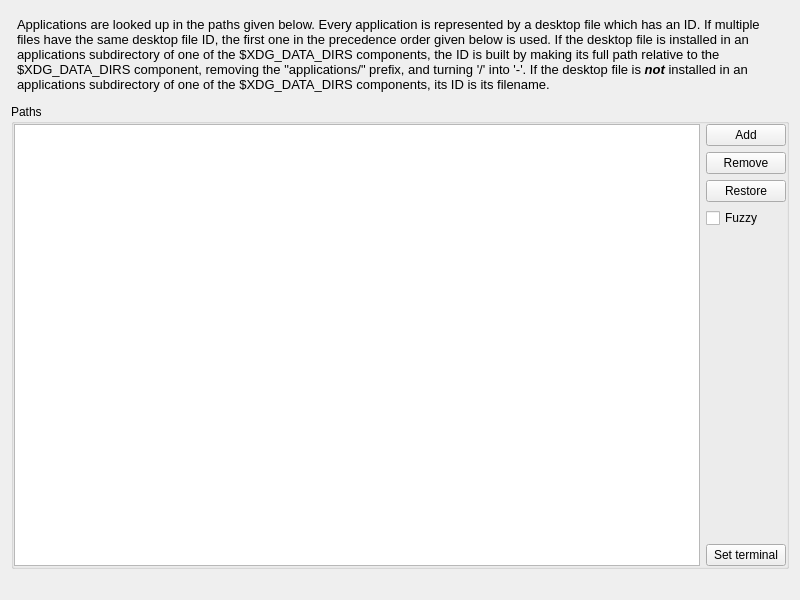
albertlauncher/albert, file src/plugins/applications/configwidget.ui: the form before one commit.
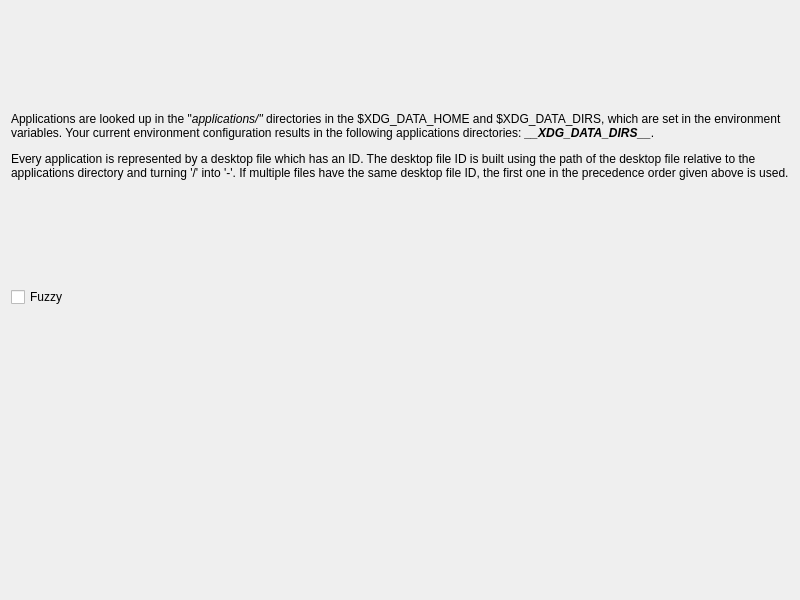
The form after the commit.

Commit message: Use standard paths for applications. Use unique ids. Closes #276.

What changed in the file:
```diff
--- a/src/plugins/applications/configwidget.ui
+++ b/src/plugins/applications/configwidget.ui
@@ -13,26 +13,16 @@
   <layout class="QVBoxLayout" name="verticallayout_2">
    <item>
     <layout class="QHBoxLayout" name="horizontalLayout">
-     <property name="leftMargin">
-      <number>6</number>
-     </property>
-     <property name="topMargin">
-      <number>6</number>
-     </property>
-     <property name="rightMargin">
-      <number>6</number>
-     </property>
-     <property name="bottomMargin">
-      <number>6</number>
-     </property>
      <item>
       <widget class="QLabel" name="label">
        <property name="text">
         <string>&lt;!DOCTYPE HTML PUBLIC &quot;-//W3C//DTD HTML 4.0//EN&quot; &quot;http://www.w3.org/TR/REC-html40/strict.dtd&quot;&gt;
-&lt;html&gt;&lt;head&gt;&lt;meta name=&quot;qrichtext&quot; content=&quot;1&quot; /&gt;&lt;style type=&quot;text/css&quot;&gt;
-p, li { white-space: pre-wrap; }
-&lt;/style&gt;&lt;/head&gt;&lt;body style=&quot; font-family:'Roboto'; font-size:10pt; font-weight:200; font-style:normal;&quot;&gt;
-&lt;p style=&quot; margin-top:0px; margin-bottom:0px; margin-left:0px; margin-right:0px; -qt-block-indent:0; text-indent:0px;&quot;&gt;Applications are looked up in the paths given below. Every application is represented by a desktop file which has an ID. If multiple files have the same desktop file ID, the first one in the precedence order given below is used. If the desktop file is installed in an applications subdirectory of one of the $XDG_DATA_DIRS components, the ID is built by making its full path relative to the $XDG_DATA_DIRS component, removing the &amp;quot;applications/&amp;quot; prefix, and turning '/' into '-'. If the desktop file is &lt;span style=&quot; font-weight:600; font-style:italic;&quot;&gt;not&lt;/span&gt; installed in an applications subdirectory of one of the $XDG_DATA_DIRS components, its ID is its filename.&lt;/p&gt;&lt;/body&gt;&lt;/html&gt;</string>
+&lt;html&gt;
+&lt;head&gt;
+&lt;/head&gt;
+&lt;body&gt;
+&lt;p&gt;Applications are looked up in the &amp;quot;&lt;span style=&quot; font-style:italic;&quot;&gt;applications/&amp;quot;&lt;/span&gt; directories in the $XDG_DATA_HOME and $XDG_DATA_DIRS, which are set in the environment variables. Your current environment configuration results in the following applications directories: &lt;span style=&quot; font-weight:600; font-style:italic;&quot;&gt;__XDG_DATA_DIRS__&lt;/span&gt;. &lt;/p&gt;
+&lt;p&gt;Every application is represented by a desktop file which has an ID. The desktop file ID is built using the path of the desktop file relative to the applications directory and turning '/' into '-'. If multiple files have the same desktop file ID, the first one in the precedence order given above is used.&lt;/p&gt;&lt;/body&gt;&lt;/html&gt;</string>
        </property>
        <property name="wordWrap">
         <bool>true</bool>
@@ -42,90 +32,29 @@
     </layout>
    </item>
    <item>
-    <widget class="QGroupBox" name="groupBox_1">
-     <property name="title">
-      <string>Paths</string>
+    <layout class="QHBoxLayout" name="horizontalLayout_3">
+     <item>
+      <widget class="QCheckBox" name="checkBox_fuzzy">
+       <property name="text">
+        <string>Fuzzy</string>
+       </property>
+      </widget>
+     </item>
+     <item>
+      <spacer name="horizontalSpacer">
+       <property name="orientation">
+        <enum>Qt::Horizontal</enum>
+       </property>
+      </spacer>
+     </item>
+    </layout>
+   </item>
+   <item>
+    <spacer name="verticalSpacer_3">
+     <property name="orientation">
+      <enum>Qt::Vertical</enum>
      </property>
-     <layout class="QHBoxLayout" name="horizontalLayout_4">
-      <property name="leftMargin">
-       <number>0</number>
-      </property>
-      <property name="topMargin">
-       <number>0</number>
-      </property>
-      <property name="rightMargin">
-       <number>0</number>
-      </property>
-      <property name="bottomMargin">
-       <number>0</number>
-      </property>
-      <item>
-       <widget class="QListWidget" name="listWidget_paths">
-        <property name="alternatingRowColors">
-         <bool>true</bool>
-        </property>
-        <property name="uniformItemSizes">
-         <bool>true</bool>
-        </property>
-        <property name="sortingEnabled">
-         <bool>true</bool>
-        </property>
-       </widget>
-      </item>
-      <item>
-       <layout class="QVBoxLayout" name="verticalLayout_2">
-        <item>
-         <widget class="QPushButton" name="pushButton_addPath">
-          <property name="text">
-           <string>Add</string>
-          </property>
-         </widget>
-        </item>
-        <item>
-         <widget class="QPushButton" name="pushButton_removePath">
-          <property name="text">
-           <string>Remove</string>
-          </property>
-         </widget>
-        </item>
-        <item>
-         <widget class="QPushButton" name="pushButton_restorePaths">
-          <property name="text">
-           <string>Restore</string>
-          </property>
-         </widget>
-        </item>
-        <item>
-         <widget class="QCheckBox" name="checkBox_fuzzy">
-          <property name="text">
-           <string>Fuzzy</string>
-          </property>
-         </widget>
-        </item>
-        <item>
-         <spacer name="verticalSpacer_3">
-          <property name="orientation">
-           <enum>Qt::Vertical</enum>
-          </property>
-          <property name="sizeHint" stdset="0">
-           <size>
-            <width>20</width>
-            <height>40</height>
-           </size>
-          </property>
-         </spacer>
-        </item>
-        <item>
-         <widget class="QPushButton" name="pushButton_terminal">
-          <property name="text">
-           <string>Set terminal</string>
-          </property>
-         </widget>
-        </item>
-       </layout>
-      </item>
-     </layout>
-    </widget>
+    </spacer>
    </item>
    <item>
     <layout class="QHBoxLayout" name="horizontalLayout_2">
```
The commit also changes 4 other files.
